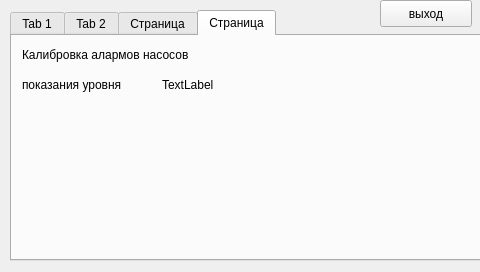
The window that dialogCalibr.ui (RW9UAO/nsk-v3) describes before a commit, drawn with Qt 5.
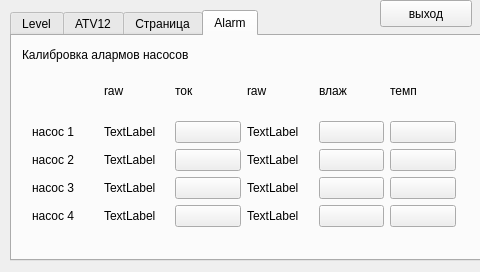
The same window after the commit.

Patch:
```diff
--- a/dialogCalibr.ui
+++ b/dialogCalibr.ui
@@ -33,7 +33,7 @@
    </property>
    <widget class="QWidget" name="tab">
     <attribute name="title">
-     <string>Tab 1</string>
+     <string>Level</string>
     </attribute>
     <widget class="QPushButton" name="pushButton_2">
      <property name="geometry">
@@ -155,7 +155,7 @@
    </widget>
    <widget class="QWidget" name="tab_2">
     <attribute name="title">
-     <string>Tab 2</string>
+     <string>ATV12</string>
     </attribute>
     <widget class="QLabel" name="label_5">
      <property name="geometry">
@@ -475,7 +475,7 @@
    </widget>
    <widget class="QWidget" name="tab_4">
     <attribute name="title">
-     <string>Страница</string>
+     <string>Alarm</string>
     </attribute>
     <widget class="QLabel" name="label_7">
      <property name="geometry">
@@ -490,31 +490,223 @@
       <string>Калибровка алармов насосов</string>
      </property>
     </widget>
-    <widget class="QLabel" name="label_12">
+    <widget class="QWidget" name="layoutWidget88">
      <property name="geometry">
       <rect>
-       <x>10</x>
-       <y>40</y>
-       <width>131</width>
-       <height>17</height>
+       <x>20</x>
+       <y>30</y>
+       <width>424</width>
+       <height>161</height>
       </rect>
      </property>
-     <property name="text">
-      <string>показания уровня</string>
-     </property>
-    </widget>
-    <widget class="QLabel" name="i2c_raw_2">
-     <property name="geometry">
-      <rect>
-       <x>150</x>
-       <y>40</y>
-       <width>59</width>
-       <height>17</height>
-      </rect>
-     </property>
-     <property name="text">
-      <string>TextLabel</string>
-     </property>
+     <layout class="QGridLayout" name="gridLayout_6">
+      <property name="sizeConstraint">
+       <enum>QLayout::SetNoConstraint</enum>
+      </property>
+      <item row="0" column="1">
+       <widget class="QLabel" name="label_17">
+        <property name="text">
+         <string>raw</string>
+        </property>
+       </widget>
+      </item>
+      <item row="0" column="2">
+       <widget class="QLabel" name="label_22">
+        <property name="text">
+         <string>ток</string>
+        </property>
+       </widget>
+      </item>
+      <item row="0" column="3">
+       <widget class="QLabel" name="label_38">
+        <property name="text">
+         <string>raw</string>
+        </property>
+       </widget>
+      </item>
+      <item row="0" column="4">
+       <widget class="QLabel" name="label_40">
+        <property name="text">
+         <string>влаж</string>
+        </property>
+       </widget>
+      </item>
+      <item row="0" column="5">
+       <widget class="QLabel" name="label_41">
+        <property name="text">
+         <string>темп</string>
+        </property>
+       </widget>
+      </item>
+      <item row="1" column="0">
+       <widget class="QLabel" name="label_13">
+        <property name="text">
+         <string>насос 1</string>
+        </property>
+       </widget>
+      </item>
+      <item row="1" column="1">
+       <widget class="QLabel" name="label_18">
+        <property name="text">
+         <string>TextLabel</string>
+        </property>
+       </widget>
+      </item>
+      <item row="1" column="2">
+       <widget class="QPushButton" name="pushButton_8">
+        <property name="text">
+         <string/>
+        </property>
+       </widget>
+      </item>
+      <item row="1" column="4">
+       <widget class="QPushButton" name="pushButton_27">
+        <property name="text">
+         <string/>
+        </property>
+       </widget>
+      </item>
+      <item row="1" column="5">
+       <widget class="QPushButton" name="pushButton_31">
+        <property name="text">
+         <string/>
+        </property>
+       </widget>
+      </item>
+      <item row="2" column="0">
+       <widget class="QLabel" name="label_14">
+        <property name="text">
+         <string>насос 2</string>
+        </property>
+       </widget>
+      </item>
+      <item row="2" column="1">
+       <widget class="QLabel" name="label_19">
+        <property name="text">
+         <string>TextLabel</string>
+        </property>
+       </widget>
+      </item>
+      <item row="2" column="2">
+       <widget class="QPushButton" name="pushButton_9">
+        <property name="text">
+         <string/>
+        </property>
+       </widget>
+      </item>
+      <item row="2" column="3">
+       <widget class="QLabel" name="label_23">
+        <property name="text">
+         <string>TextLabel</string>
+        </property>
+       </widget>
+      </item>
+      <item row="2" column="4">
+       <widget class="QPushButton" name="pushButton_13">
+        <property name="text">
+         <string/>
+        </property>
+       </widget>
+      </item>
+      <item row="2" column="5">
+       <widget class="QPushButton" name="pushButton_29">
+        <property name="text">
+         <string/>
+        </property>
+       </widget>
+      </item>
+      <item row="3" column="2">
+       <widget class="QPushButton" name="pushButton_10">
+        <property name="text">
+         <string/>
+        </property>
+       </widget>
+      </item>
+      <item row="3" column="0">
+       <widget class="QLabel" name="label_15">
+        <property name="text">
+         <string>насос 3</string>
+        </property>
+       </widget>
+      </item>
+      <item row="3" column="1">
+       <widget class="QLabel" name="label_20">
+        <property name="text">
+         <string>TextLabel</string>
+        </property>
+       </widget>
+      </item>
+      <item row="4" column="2">
+       <widget class="QPushButton" name="pushButton_11">
+        <property name="text">
+         <string/>
+        </property>
+       </widget>
+      </item>
+      <item row="4" column="1">
+       <widget class="QLabel" name="label_21">
+        <property name="text">
+         <string>TextLabel</string>
+        </property>
+       </widget>
+      </item>
+      <item row="4" column="0">
+       <widget class="QLabel" name="label_16">
+        <property name="text">
+         <string>насос 4</string>
+        </property>
+       </widget>
+      </item>
+      <item row="1" column="3">
+       <widget class="QLabel" name="label_37">
+        <property name="text">
+         <string>TextLabel</string>
+        </property>
+       </widget>
+      </item>
+      <item row="3" column="3">
+       <widget class="QLabel" name="label_39">
+        <property name="text">
+         <string>TextLabel</string>
+        </property>
+       </widget>
+      </item>
+      <item row="3" column="4">
+       <widget class="QPushButton" name="pushButton_26">
+        <property name="text">
+         <string/>
+        </property>
+       </widget>
+      </item>
+      <item row="3" column="5">
+       <widget class="QPushButton" name="pushButton_30">
+        <property name="text">
+         <string/>
+        </property>
+       </widget>
+      </item>
+      <item row="4" column="3">
+       <widget class="QLabel" name="label_24">
+        <property name="text">
+         <string>TextLabel</string>
+        </property>
+       </widget>
+      </item>
+      <item row="4" column="4">
+       <widget class="QPushButton" name="pushButton_12">
+        <property name="text">
+         <string/>
+        </property>
+       </widget>
+      </item>
+      <item row="4" column="5">
+       <widget class="QPushButton" name="pushButton_28">
+        <property name="text">
+         <string/>
+        </property>
+       </widget>
+      </item>
+     </layout>
     </widget>
    </widget>
   </widget>
```
Left out of the diff: 22 changed lines with no effect on the pictures.
